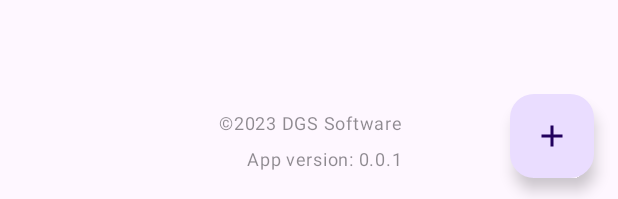
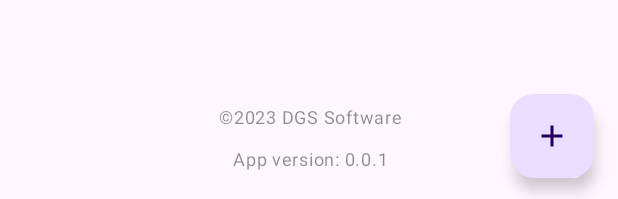
Before and after one commit to sebmueller91/ExpenseTracker, an Android app built with Jetpack Compose: the @Preview function GroupOverviewScreenLightPreview, on a phone screen of 412 x 824 dp. Shown: the part 1034-1233 px from the top of the screen. Run offline under Robolectric (Android 15) with nearby library versions, the phone set to English and light mode, and no system bars; libraries missing offline, so code that uses them is left out: com.ramcosta.composedestinations.

Commit message:
Center version number

```diff
--- a/app/src/main/java/com/example/expensetracker/ui/screens/group_overview/GroupOverviewScreen.kt
+++ b/app/src/main/java/com/example/expensetracker/ui/screens/group_overview/GroupOverviewScreen.kt
@@ -203,18 +203,23 @@ private fun ExpandCollapseButton(
 
 @Composable
 private fun VersionCopyrightLabel(modifier: Modifier = Modifier) {
-    val infoText = "©2023 DGS Software\nApp version: ${BuildConfig.VERSION_NAME}" // TODO: Move into resources
-    Row(
-        horizontalArrangement = Arrangement.End,
-        verticalAlignment = Alignment.CenterVertically
+    Column(
+        modifier = modifier,
+        verticalArrangement = Arrangement.Bottom,
+        horizontalAlignment = Alignment.CenterHorizontally
     ) {
         Text(
-            text = infoText,
+            text = stringResource(R.string._2023_dgs_software),
+            color = MaterialTheme.colorScheme.onBackground.copy(alpha = 0.5f),
+            fontSize = 12.sp,
+            textAlign = TextAlign.End
+        )
+        Text(
+            text = stringResource(R.string.app_version, BuildConfig.VERSION_NAME),
             color = MaterialTheme.colorScheme.onBackground.copy(alpha = 0.5f),
             fontSize = 12.sp,
             textAlign = TextAlign.End,
-            modifier = modifier
-                .padding(16.dp)
+            modifier = modifier.padding(bottom = 16.dp, top = 4.dp)
         )
     }
 }
--- a/app/src/main/res/values/strings.xml
+++ b/app/src/main/res/values/strings.xml
@@ -19,4 +19,6 @@
     <string name="add_expense">Add expense</string>
     <string name="add_income">Add income</string>
     <string name="add_payment">Add payment</string>
+    <string name="_2023_dgs_software">©2023 DGS Software</string>
+    <string name="app_version">App version: %1$s</string>
 </resources>
```
